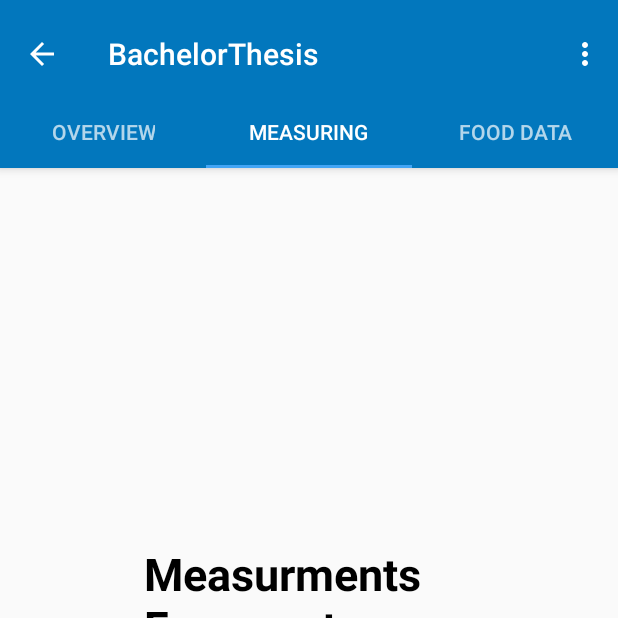
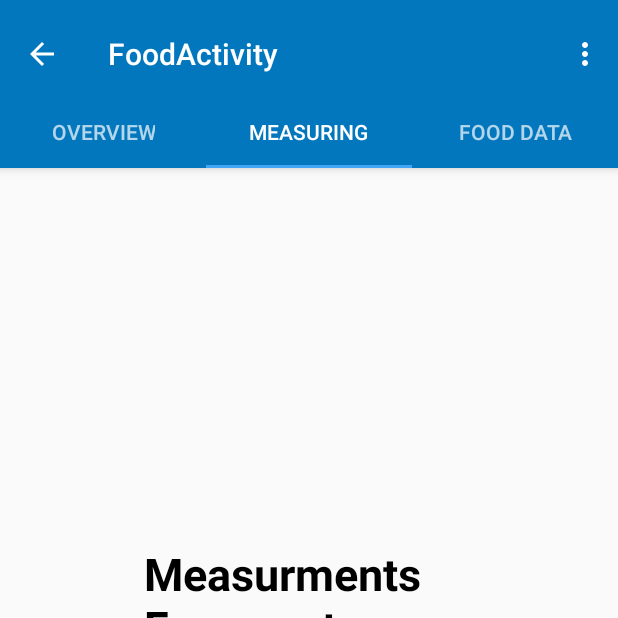
Before and after one commit to Kailyou/bachelor_thesis, an Android app: the FoodActivity screen opened directly, with no data from a screen before it, tab 2 chosen, on a phone screen of 412 x 824 dp, the top half of it. Run offline under Robolectric (Android 15) with nearby library versions, the phone set to English and light mode, and no system bars; Roboto replaces fonts that are not available here.

Commit message:
Fixed Action bar titles
Titles are not displayed correctly.

```diff
--- a/app/src/main/java/hochschule/de/bachelorthesis/activities/FoodActivity.java
+++ b/app/src/main/java/hochschule/de/bachelorthesis/activities/FoodActivity.java
@@ -40,6 +40,18 @@ public class FoodActivity extends AppCompatActivity {
         super.onCreate(savedInstanceState);
         setContentView(R.layout.activity_food);
 
+
+        Log.d(TAG, "onCreate: before extra check");
+
+        // Set action bar title
+        if(getIntent().hasExtra("food_name")) {
+            Log.d(TAG, "extra check was true");
+            setTitle(getIntent().getStringExtra("food_name"));
+        }
+
+        Log.d(TAG, "after extra check");
+
+        // Enable back button
         Toolbar toolbar = findViewById(R.id.toolbar);
         setSupportActionBar(toolbar);
         Objects.requireNonNull(getSupportActionBar()).setDisplayHomeAsUpEnabled(true);
@@ -98,7 +110,6 @@ public class FoodActivity extends AppCompatActivity {
             //noinspection SimplifiableIfStatement
             case R.id.action_settings:
                 return true;
-
             case android.R.id.home:
                 Intent parentIntent = NavUtils.getParentActivityIntent(this);
                 assert parentIntent != null;
--- a/app/src/main/java/hochschule/de/bachelorthesis/fragments_main_activity/MyFoodFragment.java
+++ b/app/src/main/java/hochschule/de/bachelorthesis/fragments_main_activity/MyFoodFragment.java
@@ -14,6 +14,7 @@ import android.view.ViewGroup;
 import com.google.android.material.floatingactionbutton.FloatingActionButton;
 
 import java.util.List;
+import java.util.Objects;
 
 import androidx.lifecycle.Observer;
 import androidx.lifecycle.ViewModelProviders;
@@ -30,8 +31,9 @@ public class MyFoodFragment extends Fragment implements View.OnClickListener {
     private FoodViewModel foodViewModel;
 
     public void onCreate(@Nullable Bundle savedInstanceState) {
+        Objects.requireNonNull(getActivity()).setTitle("My Food");
+
         super.onCreate(savedInstanceState);
-
     }
 
     public View onCreateView(@NonNull LayoutInflater inflater, ViewGroup container, Bundle savedInstanceState) {
--- a/app/src/main/java/hochschule/de/bachelorthesis/fragments_my_food/FoodDataFragment.java
+++ b/app/src/main/java/hochschule/de/bachelorthesis/fragments_my_food/FoodDataFragment.java
@@ -11,9 +11,16 @@ import androidx.fragment.app.Fragment;
 import hochschule.de.bachelorthesis.R;
 
 public class FoodDataFragment extends Fragment {
+
+    public void onCreate(@Nullable Bundle savedInstanceState) {
+        //getActivity().setTitle("Food Data");
+
+        super.onCreate(savedInstanceState);
+    }
+
     @Nullable
     @Override
     public View onCreateView(@NonNull LayoutInflater inflater, @Nullable ViewGroup container, @Nullable Bundle savedInstanceState) {
-        return inflater.inflate(R.layout.fragment_food_data,null);
+        return inflater.inflate(R.layout.fragment_food_data,container, false);
     }
 }
--- a/app/src/main/java/hochschule/de/bachelorthesis/fragments_my_food/FoodMeasurementsFragment.java
+++ b/app/src/main/java/hochschule/de/bachelorthesis/fragments_my_food/FoodMeasurementsFragment.java
@@ -12,9 +12,13 @@ import hochschule.de.bachelorthesis.R;
 
 public class FoodMeasurementsFragment extends Fragment {
 
+    public void onCreate(@Nullable Bundle savedInstanceState) {
+        super.onCreate(savedInstanceState);
+    }
+
     @Nullable
     @Override
     public View onCreateView(@NonNull LayoutInflater inflater, @Nullable ViewGroup container, @Nullable Bundle savedInstanceState) {
-        return inflater.inflate(R.layout.fragment_food_measurements,null);
+        return inflater.inflate(R.layout.fragment_food_measurements,container, false);
     }
 }
--- a/app/src/main/java/hochschule/de/bachelorthesis/fragments_my_food/FoodOverviewFragment.java
+++ b/app/src/main/java/hochschule/de/bachelorthesis/fragments_my_food/FoodOverviewFragment.java
@@ -12,9 +12,13 @@ import hochschule.de.bachelorthesis.R;
 
 public class FoodOverviewFragment extends Fragment {
 
+    public void onCreate(@Nullable Bundle savedInstanceState) {
+        super.onCreate(savedInstanceState);
+    }
+
     @Nullable
     @Override
     public View onCreateView(@NonNull LayoutInflater inflater, @Nullable ViewGroup container, @Nullable Bundle savedInstanceState) {
-        return inflater.inflate(R.layout.fragment_food_overview,null);
+        return inflater.inflate(R.layout.fragment_food_overview,container, false);
     }
 }
--- a/app/src/main/res/layout/activity_food.xml
+++ b/app/src/main/res/layout/activity_food.xml
@@ -23,7 +23,7 @@
             android:background="?attr/colorPrimary"
             app:layout_scrollFlags="scroll|enterAlways"
             app:popupTheme="@style/AppTheme.PopupOverlay"
-            app:title="@string/app_name">
+            >
 
         </androidx.appcompat.widget.Toolbar>
 
--- a/app/src/main/res/layout/fragment_home.xml
+++ b/app/src/main/res/layout/fragment_home.xml
@@ -2,7 +2,6 @@
 <androidx.constraintlayout.widget.ConstraintLayout
     xmlns:android="http://schemas.android.com/apk/res/android"
     xmlns:app="http://schemas.android.com/apk/res-auto"
-    xmlns:tools="http://schemas.android.com/tools"
     android:layout_width="match_parent"
     android:layout_height="match_parent">
 
@@ -15,9 +14,9 @@
         android:layout_marginTop="235dp"
         android:layout_marginEnd="85dp"
         android:layout_marginBottom="235dp"
-        android:text="Home fragment"
+        android:text="@string/home_fragment"
         android:textColor="#000000"
-        android:textSize="30dp"
+        android:textSize="30sp"
         android:textStyle="bold"
         app:layout_constraintBottom_toBottomOf="parent"
         app:layout_constraintEnd_toEndOf="parent"
--- a/app/src/main/res/values/strings.xml
+++ b/app/src/main/res/values/strings.xml
@@ -30,6 +30,7 @@
     <string name="carbohydrates">Carbohydrates</string>
     <string name="salt">Salt</string>
     <string name="of_which_sugars">of which sugars</string>
+    <string name="home_fragment">Home fragment</string>
     <string-array name="activity_add_food_spinner_type">
         <item>Grains</item>
         <item>Vegetables</item>
```
Also changed, not shown: app/src/main/java/hochschule/de/bachelorthesis/activities/MainActivity.java (+11 -3 lines), app/src/main/java/hochschule/de/bachelorthesis/fragments_main_activity/HomeFragment.java (+11 -1 lines), app/src/main/java/hochschule/de/bachelorthesis/fragments_main_activity/PlanFragment.java (+11 -1 lines).
